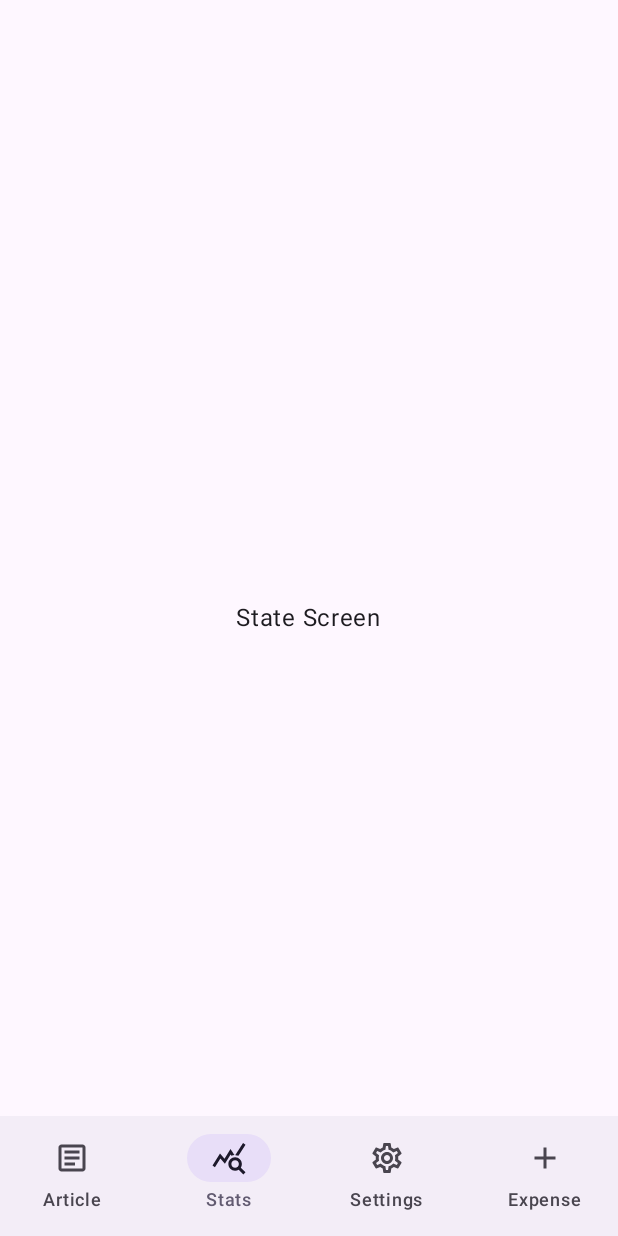
After one commit to Hiten24/Xpenzave, an Android app built with Jetpack Compose: the StateScreen screen opened through its navigation route, on a phone screen of 412 x 824 dp. The commit adds this screen. Run offline under Robolectric (Android 15) with nearby library versions, the phone set to English and light mode, and no system bars; our stand-ins replace Dagger/Hilt's generated code.

Commit message:
implemented navigation bottom bar

```diff
--- a/app/build.gradle.kts
+++ b/app/build.gradle.kts
@@ -78,6 +78,9 @@ dependencies {
     implementation ("androidx.compose.material3:material3:1.1.0")
     implementation("androidx.core:core-ktx:1.10.1")
 
+    // material icons
+    implementation ("androidx.compose.material:material-icons-extended:1.4.3")
+
     // timber
     implementation ("com.jakewharton.timber:timber:5.0.1")
 
--- a/app/src/main/java/com/hcapps/xpenzave/MainActivity.kt
+++ b/app/src/main/java/com/hcapps/xpenzave/MainActivity.kt
@@ -4,8 +4,10 @@ import android.os.Bundle
 import androidx.activity.ComponentActivity
 import androidx.activity.compose.setContent
 import androidx.compose.runtime.LaunchedEffect
+import androidx.navigation.compose.currentBackStackEntryAsState
 import androidx.navigation.compose.rememberNavController
 import com.hcapps.xpenzave.navigation.XpenzaveNavGraph
+import com.hcapps.xpenzave.presentation.core.component.XpenzaveScaffold
 import com.hcapps.xpenzave.ui.theme.XpenzaveTheme
 import com.hcapps.xpenzave.util.Screen
 import com.hcapps.xpenzave.util.SettingsDataStore
@@ -29,10 +31,13 @@ class MainActivity : ComponentActivity() {
                     navController.popBackStack()
                     navController.navigate(getStartDestination(dataStore))
                 }
-                XpenzaveNavGraph(
-                    startDestination = Screen.Authentication.route,
-                    navController = navController
-                )
+                val backStackEntry = navController.currentBackStackEntryAsState()
+                XpenzaveScaffold(onClickOfItem = { route -> navController.navigate(route) }, backStackEntry = backStackEntry) {
+                    XpenzaveNavGraph(
+                        startDestination = Screen.Authentication.route,
+                        navController = navController
+                    )
+                }
             }
         }
     }
@@ -42,6 +47,6 @@ suspend fun getStartDestination(dataStore: SettingsDataStore): String {
     return withContext(Dispatchers.IO) {
         val isLoggedIn = dataStore.getBoolean(SettingsDataStore.SETTINGS_IS_LOGGED_IN_KEY)
         return@withContext if (!isLoggedIn) Screen.Authentication.route
-        else Screen.Settings.route
+        else Screen.Home.route
     }
 }
--- a/app/src/main/java/com/hcapps/xpenzave/navigation/NavGraph.kt
+++ b/app/src/main/java/com/hcapps/xpenzave/navigation/NavGraph.kt
@@ -6,8 +6,10 @@ import androidx.navigation.NavHostController
 import androidx.navigation.compose.NavHost
 import androidx.navigation.compose.composable
 import com.hcapps.xpenzave.presentation.auth.AuthenticationScreen
+import com.hcapps.xpenzave.presentation.expense.ExpenseScreen
 import com.hcapps.xpenzave.presentation.home.HomeScreen
 import com.hcapps.xpenzave.presentation.settings.SettingsScreen
+import com.hcapps.xpenzave.presentation.stats.StateScreen
 import com.hcapps.xpenzave.util.Screen
 
 @Composable
@@ -25,6 +27,10 @@ fun XpenzaveNavGraph(startDestination: String, navController: NavHostController)
             navController.popBackStack()
             navController.navigate(Screen.Authentication.route)
         })
+
+        statsRoute()
+
+        expenseRoute()
 
     }
 }
@@ -46,3 +52,15 @@ fun NavGraphBuilder.settingsRoute(navigateToAuth: () -> Unit) {
         SettingsScreen(navigateToAuth = navigateToAuth)
     }
 }
+
+fun NavGraphBuilder.statsRoute() {
+    composable(route = Screen.Stats.route) {
+        StateScreen()
+    }
+}
+
+fun NavGraphBuilder.expenseRoute() {
+    composable(route = Screen.Expense.route) {
+        ExpenseScreen()
+    }
+}
--- /dev/null
+++ b/app/src/main/java/com/hcapps/xpenzave/presentation/core/component/BottomBarItem.kt
@@ -0,0 +1,10 @@
+package com.hcapps.xpenzave.presentation.core.component
+
+import androidx.compose.ui.graphics.vector.ImageVector
+
+data class BottomBarItem(
+    val icon: ImageVector,
+    val label: String,
+    val route: String,
+    val description: String? = null
+)
--- /dev/null
+++ b/app/src/main/java/com/hcapps/xpenzave/presentation/core/component/XpenzaveScaffold.kt
@@ -0,0 +1,85 @@
+package com.hcapps.xpenzave.presentation.core.component
+
+import androidx.compose.foundation.layout.PaddingValues
+import androidx.compose.foundation.layout.RowScope
+import androidx.compose.material.icons.Icons
+import androidx.compose.material.icons.outlined.Add
+import androidx.compose.material.icons.outlined.Article
+import androidx.compose.material.icons.outlined.QueryStats
+import androidx.compose.material.icons.outlined.Settings
+import androidx.compose.material3.Icon
+import androidx.compose.material3.NavigationBar
+import androidx.compose.material3.NavigationBarItem
+import androidx.compose.material3.Scaffold
+import androidx.compose.material3.Text
+import androidx.compose.runtime.Composable
+import androidx.compose.runtime.State
+import androidx.compose.ui.Modifier
+import androidx.navigation.NavBackStackEntry
+import com.hcapps.xpenzave.util.Screen
+
+private val bottomBarItems = listOf(
+    BottomBarItem(icon =Icons.Outlined.Article, label = "Article", route = Screen.Home.route, description = "Article"),
+    BottomBarItem(icon =Icons.Outlined.QueryStats, label = "Stats", route = Screen.Stats.route, description = "Stats"),
+    BottomBarItem(icon =Icons.Outlined.Settings, label = "Settings", route = Screen.Settings.route, description = "Settings"),
+    BottomBarItem(icon =Icons.Outlined.Add, label = "Expense", route = Screen.Expense.route, description = "Expense")
+)
+
+private val bottomBarScreenList = listOf(
+    Screen.Home.route,
+    Screen.Stats.route,
+    Screen.Settings.route,
+    Screen.Expense.route,
+)
+
+@Composable
+fun XpenzaveScaffold(
+    modifier: Modifier = Modifier,
+    items: List<BottomBarItem> = bottomBarItems,
+    onClickOfItem: (route: String) -> Unit,
+    backStackEntry: State<NavBackStackEntry?>,
+    content: @Composable (PaddingValues) -> Unit
+) {
+
+    Scaffold(
+        modifier = modifier,
+        bottomBar = {
+            if (shouldShowBottomBar(backStackEntry.value?.destination?.route)) {
+                NavigationBar {
+                    NavBarItem(
+                        items = items,
+                        onClickOfItem = onClickOfItem,
+                        backStackEntry = backStackEntry
+                    )
+                }
+            }
+        }
+    ) {
+        content(it)
+    }
+
+}
+
+@Composable
+fun RowScope.NavBarItem(
+    items: List<BottomBarItem>,
+    onClickOfItem: (route: String) -> Unit,
+    backStackEntry: State<NavBackStackEntry?>
+) {
+    items.forEach { item ->
+        NavigationBarItem(
+            selected = item.route == backStackEntry.value?.destination?.route,
+            onClick = { onClickOfItem(item.route) },
+            icon = {
+                Icon(imageVector = item.icon, contentDescription = item.description)
+            },
+            label = {
+                Text(text = item.label)
+            }
+        )
+    }
+}
+
+private fun shouldShowBottomBar(destinationRoute: String?): Boolean {
+    return destinationRoute in bottomBarScreenList
+}
--- /dev/null
+++ b/app/src/main/java/com/hcapps/xpenzave/presentation/stats/StateScreen.kt
@@ -0,0 +1,15 @@
+package com.hcapps.xpenzave.presentation.stats
+
+import androidx.compose.foundation.layout.Box
+import androidx.compose.foundation.layout.fillMaxSize
+import androidx.compose.material3.Text
+import androidx.compose.runtime.Composable
+import androidx.compose.ui.Alignment
+import androidx.compose.ui.Modifier
+
+@Composable
+fun StateScreen() {
+    Box(modifier = Modifier.fillMaxSize(), contentAlignment = Alignment.Center) {
+        Text(text = "State Screen")
+    }
+}
--- a/app/src/main/java/com/hcapps/xpenzave/util/Screen.kt
+++ b/app/src/main/java/com/hcapps/xpenzave/util/Screen.kt
@@ -8,4 +8,8 @@ sealed class Screen(val route: String) {
 
     object Settings: Screen(route = "settings_screen")
 
+    object Stats: Screen(route = "stats_screen")
+
+    object Expense: Screen(route = "expense_screen")
+
 }
```
Also changed, not shown: app/src/main/java/com/hcapps/xpenzave/presentation/expense/ExpenseScreen.kt (added, +15 -0 lines).
